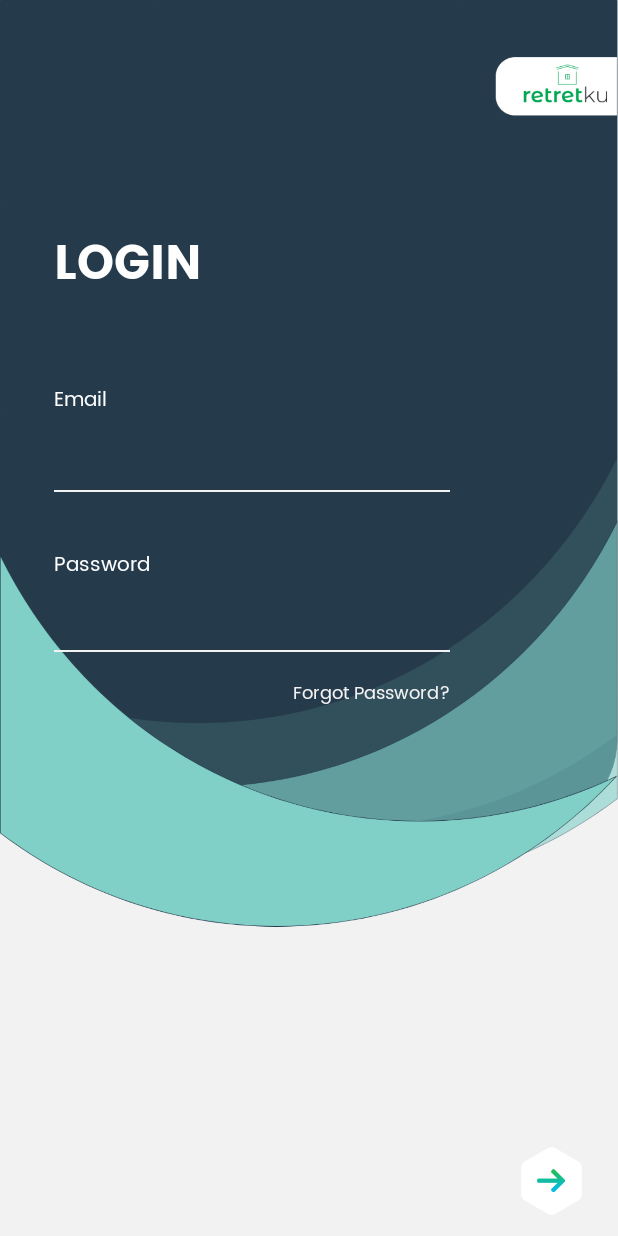
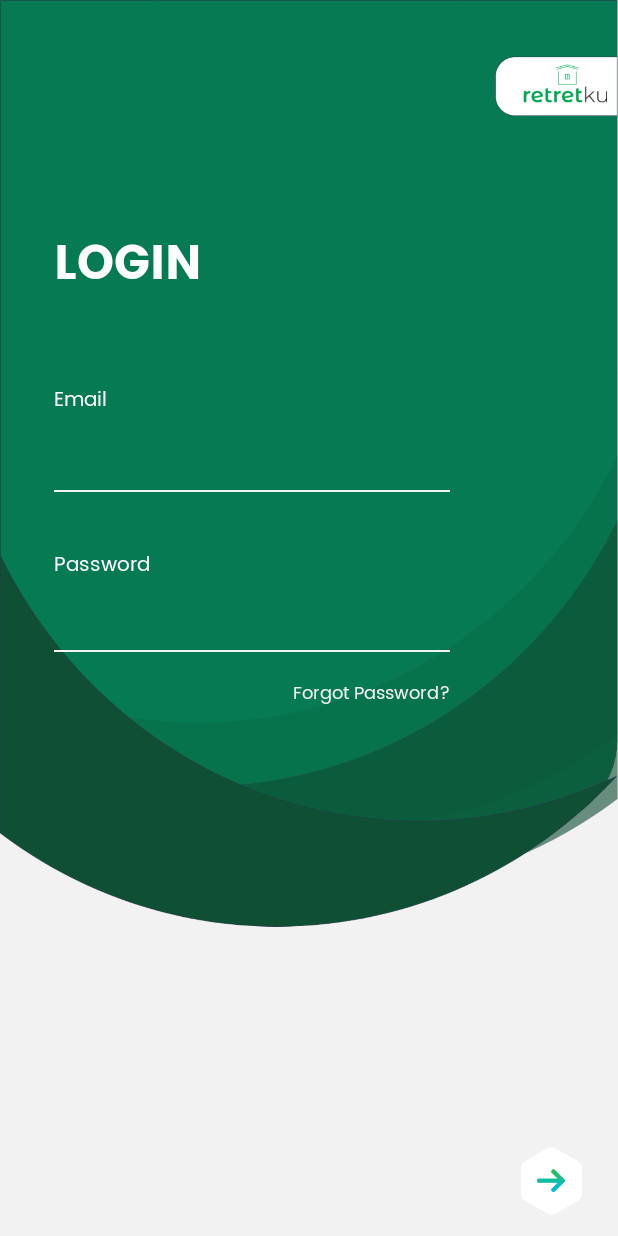
Before and after one commit to protex121/RetretKu, an Android app: the screen it shows after launch (login), on a phone screen of 412 x 824 dp. Run offline under Robolectric (Android 15) with nearby library versions, the phone set to English and light mode, and no system bars; plain views replace ShowHidePasswordEditText.

Commit message:
new login ui

```diff
--- a/app/src/main/res/layout/activity_login.xml
+++ b/app/src/main/res/layout/activity_login.xml
@@ -25,7 +25,7 @@
                 android:layout_height="match_parent"
                 android:layout_marginTop="0dp"
                 android:scaleType="fitStart"
-                android:src="@drawable/bg" />
+                android:src="@drawable/newbg" />
 
             <LinearLayout
                 android:layout_width="wrap_content"
```
Also changed, not shown: app/src/main/res/drawable/bg.png (deleted), app/src/main/res/drawable/hexagone1.png (deleted), app/src/main/res/drawable/hexagone2.png (deleted), app/src/main/res/drawable/newbg.png (added), app/src/main/res/drawable/white_cueve_bg.png (deleted).
